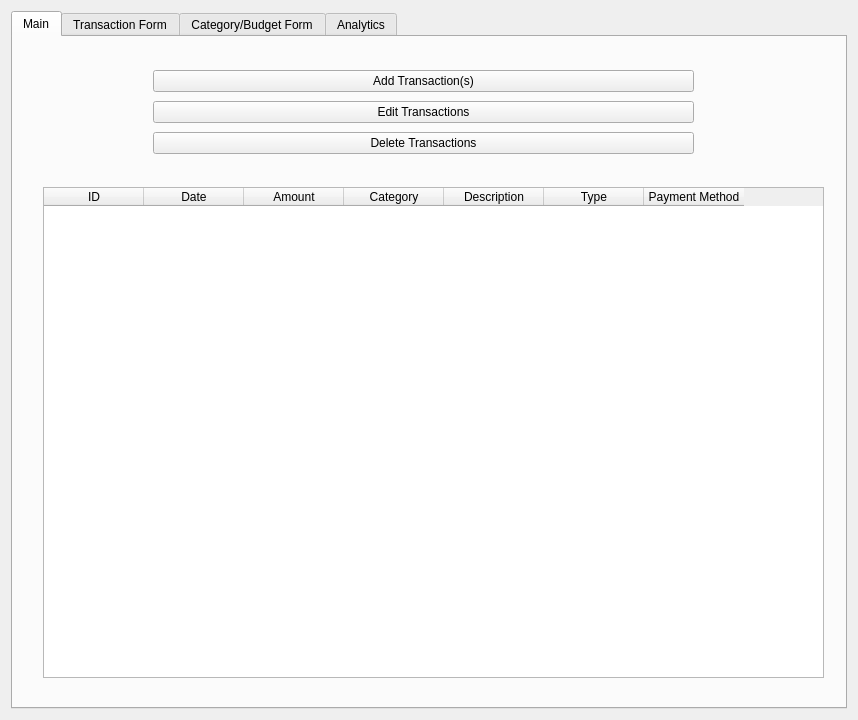
Before: the Qt Designer form src/GUI.ui in LeoPaquette/ExpenseTracker, drawn with Qt 5.
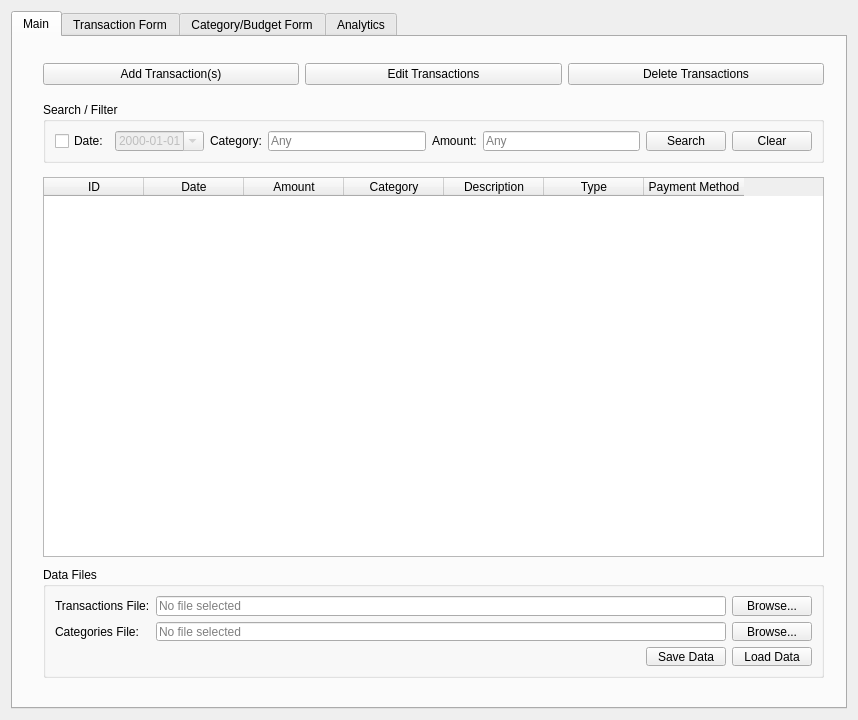
After: the same form once the commit is applied. The open tabs and pages were chosen to show the change.

Commit message: feat: Added save/load from file inputs on main tab. Added search/filter fields for date, category and amount. added a reference to GUI.cpp.

What changed in the file:
```diff
--- a/src/GUI.ui
+++ b/src/GUI.ui
@@ -26,13 +26,13 @@
       <widget class="QWidget" name="verticalLayoutWidget">
        <property name="geometry">
         <rect>
-         <x>140</x>
-         <y>30</y>
-         <width>541</width>
-         <height>92</height>
+         <x>30</x>
+         <y>20</y>
+         <width>781</width>
+         <height>35</height>
         </rect>
        </property>
-       <layout class="QVBoxLayout" name="verticalLayout">
+       <layout class="QHBoxLayout" name="layoutActionButtons">
         <item>
          <widget class="QPushButton" name="btnAddTransaction">
           <property name="text">
@@ -60,9 +60,9 @@
        <property name="geometry">
         <rect>
          <x>30</x>
-         <y>150</y>
+         <y>140</y>
          <width>781</width>
-         <height>491</height>
+         <height>380</height>
         </rect>
        </property>
        <property name="editTriggers">
@@ -110,6 +110,180 @@
         </property>
        </column>
       </widget>
+      <widget class="QGroupBox" name="groupSearchFilter">
+       <property name="geometry">
+        <rect>
+         <x>30</x>
+         <y>65</y>
+         <width>781</width>
+         <height>61</height>
+        </rect>
+       </property>
+       <property name="title">
+        <string>Search / Filter</string>
+       </property>
+       <layout class="QHBoxLayout" name="layoutSearchFilter">
+        <item>
+         <widget class="QCheckBox" name="chkFilterDate">
+          <property name="toolTip">
+           <string>Check to filter by date</string>
+          </property>
+          <property name="text">
+           <string>Date:</string>
+          </property>
+         </widget>
+        </item>
+        <item>
+         <widget class="QDateEdit" name="inputFilterDate">
+          <property name="enabled">
+           <bool>false</bool>
+          </property>
+          <property name="displayFormat">
+           <string>yyyy-MM-dd</string>
+          </property>
+          <property name="calendarPopup">
+           <bool>true</bool>
+          </property>
+         </widget>
+        </item>
+        <item>
+         <widget class="QLabel" name="labelFilterCategory">
+          <property name="text">
+           <string>Category:</string>
+          </property>
+         </widget>
+        </item>
+        <item>
+         <widget class="QLineEdit" name="inputFilterCategory">
+          <property name="placeholderText">
+           <string>Any</string>
+          </property>
+         </widget>
+        </item>
+        <item>
+         <widget class="QLabel" name="labelFilterAmount">
+          <property name="text">
+           <string>Amount:</string>
+          </property>
+         </widget>
+        </item>
+        <item>
+         <widget class="QLineEdit" name="inputFilterAmount">
+          <property name="placeholderText">
+           <string>Any</string>
+          </property>
+         </widget>
+        </item>
+        <item>
+         <widget class="QPushButton" name="btnSearchTransactions">
+          <property name="text">
+           <string>Search</string>
+          </property>
+         </widget>
+        </item>
+        <item>
+         <widget class="QPushButton" name="btnClearFilters">
+          <property name="text">
+           <string>Clear</string>
+          </property>
+         </widget>
+        </item>
+       </layout>
+      </widget>
+      <widget class="QGroupBox" name="groupDataFiles">
+       <property name="geometry">
+        <rect>
+         <x>30</x>
+         <y>530</y>
+         <width>781</width>
+         <height>111</height>
+        </rect>
+       </property>
+       <property name="title">
+        <string>Data Files</string>
+       </property>
+       <layout class="QGridLayout" name="gridDataFiles">
+        <item row="0" column="0">
+         <widget class="QLabel" name="labelTransactionsFile">
+          <property name="text">
+           <string>Transactions File:</string>
+          </property>
+         </widget>
+        </item>
+        <item row="0" column="1">
+         <widget class="QLineEdit" name="inputTransactionsFilePath">
+          <property name="readOnly">
+           <bool>true</bool>
+          </property>
+          <property name="placeholderText">
+           <string>No file selected</string>
+          </property>
+         </widget>
+        </item>
+        <item row="0" column="2">
+         <widget class="QPushButton" name="btnBrowseTransactionsFile">
+          <property name="text">
+           <string>Browse...</string>
+          </property>
+         </widget>
+        </item>
+        <item row="1" column="0">
+         <widget class="QLabel" name="labelCategoriesFile">
+          <property name="text">
+           <string>Categories File:</string>
+          </property>
+         </widget>
+        </item>
+        <item row="1" column="1">
+         <widget class="QLineEdit" name="inputCategoriesFilePath">
+          <property name="readOnly">
+           <bool>true</bool>
+          </property>
+          <property name="placeholderText">
+           <string>No file selected</string>
+          </property>
+         </widget>
+        </item>
+        <item row="1" column="2">
+         <widget class="QPushButton" name="btnBrowseCategoriesFile">
+          <property name="text">
+           <string>Browse...</string>
+          </property>
+         </widget>
+        </item>
+        <item row="2" column="1" colspan="2">
+         <layout class="QHBoxLayout" name="layoutDataButtons">
+          <item>
+           <spacer name="spacerDataButtons">
+            <property name="orientation">
+             <enum>Qt::Orientation::Horizontal</enum>
+            </property>
+            <property name="sizeHint" stdset="0">
+             <size>
+              <width>40</width>
+              <height>20</height>
+             </size>
+            </property>
+           </spacer>
+          </item>
+          <item>
+           <widget class="QPushButton" name="btnSaveData">
+            <property name="text">
+             <string>Save Data</string>
+            </property>
+           </widget>
+          </item>
+          <item>
+           <widget class="QPushButton" name="btnLoadData">
+            <property name="text">
+             <string>Load Data</string>
+            </property>
+           </widget>
+          </item>
+         </layout>
+        </item>
+       </layout>
+      </widget>
      </widget>
      <widget class="QWidget" name="Tab_TransactionForm">
       <attribute name="title">
```
Left out of the diff: 8 changed lines with no effect on the pictures. The commit also changes 1 other file.
